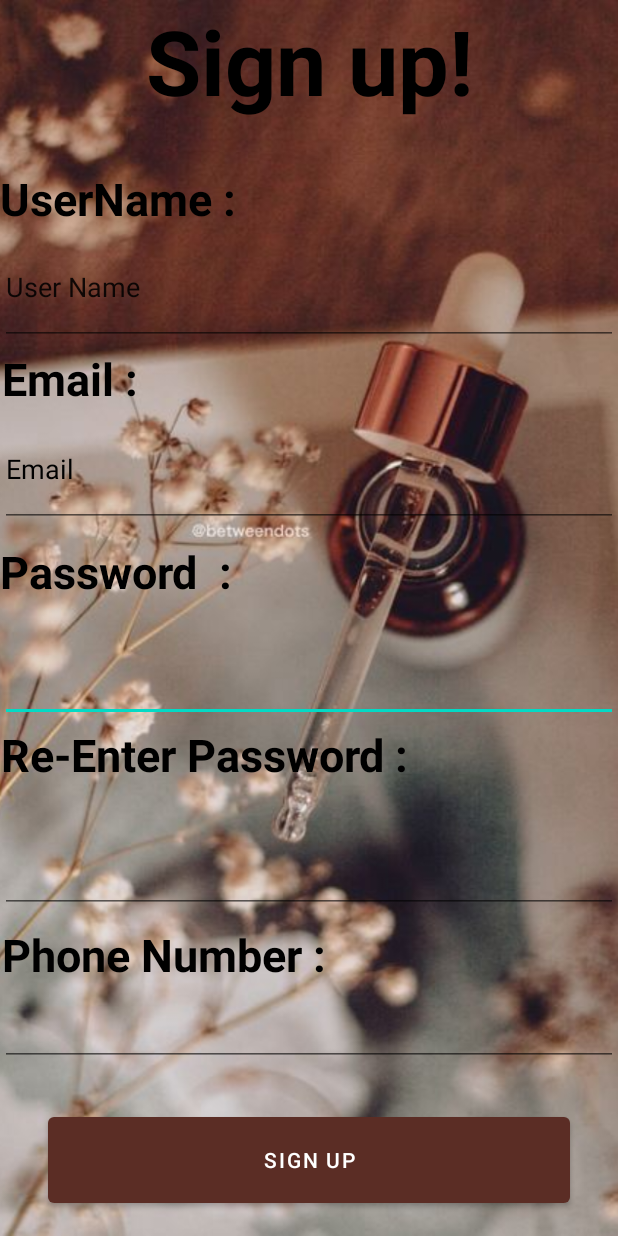
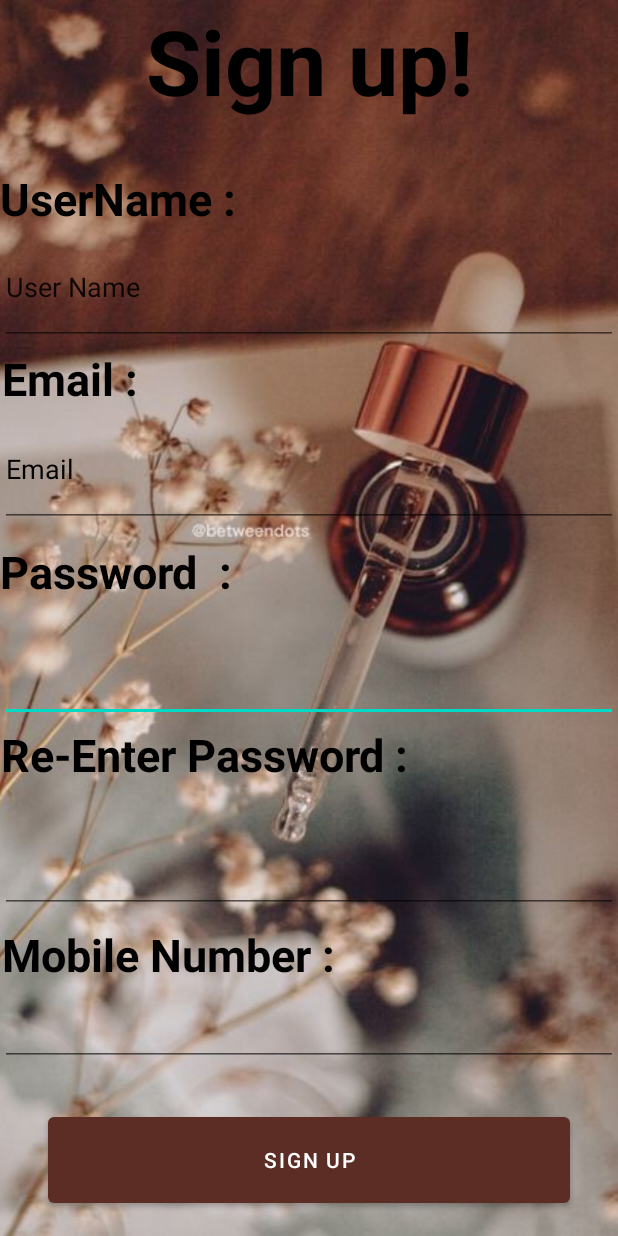
Before and after one commit to MayarOssamaAtteya/MobileApplicationProject, an Android app: the layout activity_main.xml on its own in the app's theme, with its tools: preview values and no code run, on a phone screen of 412 x 824 dp. Run offline under Robolectric (Android 15) with nearby library versions, the phone set to English and light mode, and no system bars.

Commit message:
mobile app project

```diff
--- a/app/src/main/res/layout/activity_main.xml
+++ b/app/src/main/res/layout/activity_main.xml
@@ -134,7 +134,7 @@
         android:layout_marginBottom="82dp"
         android:layout_weight="1"
         android:gravity="center"
-        android:text="Phone Number :"
+        android:text="Mobile Number :"
         android:textColor="@color/black"
         android:textSize="30sp"
         android:textStyle="bold"
```
